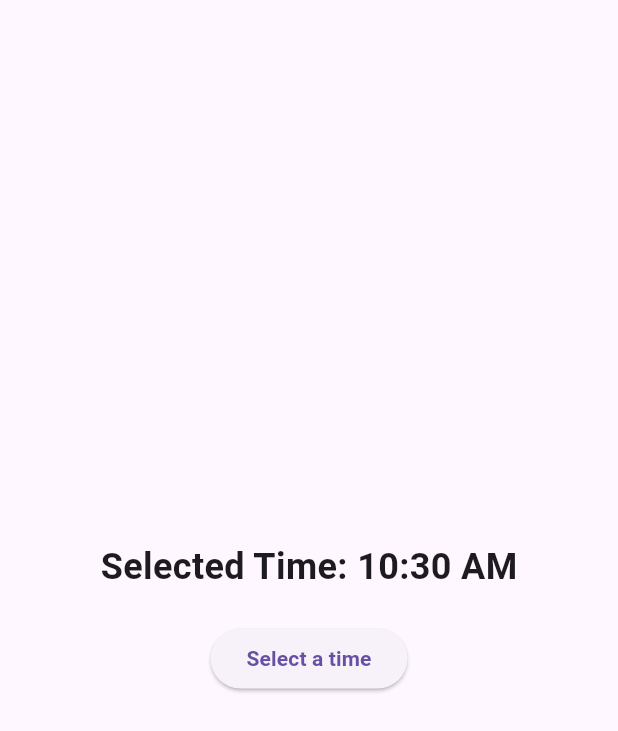
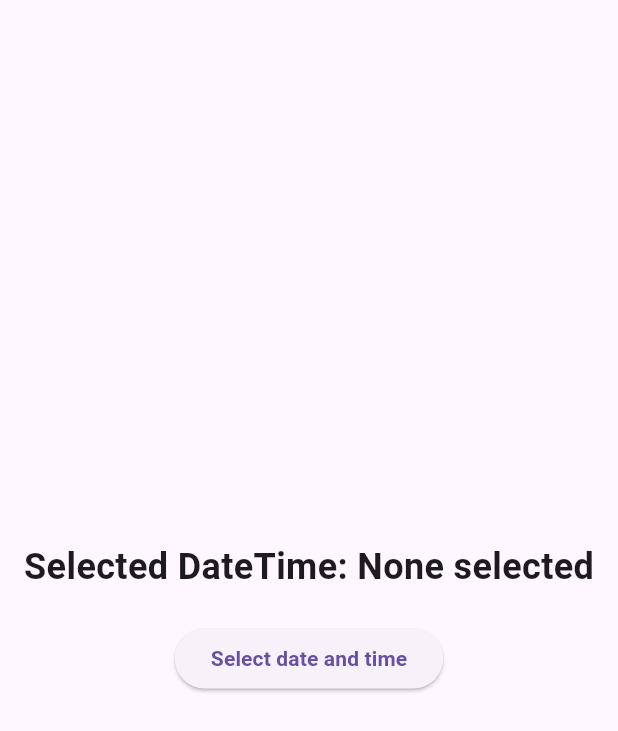
Before and after one commit to HosenShahadath/Flutter-complete-guide-course-documentation, a Flutter app: the screen it shows after launch, on a phone screen of 412 x 824 dp. Shown: the top 731 px of the screen. Run offline on Flutter 3.47's test engine with Material 3 defaults, Android fonts, the phone set to English and light mode, and no system bars; our stand-ins replace cached_network_image, google_fonts.

Commit message:
timedate

```diff
--- a/lib/myapp.dart
+++ b/lib/myapp.dart
@@ -1,5 +1,5 @@
 import 'package:flutter/material.dart';
-import 'package:flutter_framework_practice/section%206/datetime/select%20time.dart';
+import 'package:flutter_framework_practice/section%206/datetime/timedate.dart';
 
 class MyApp extends StatelessWidget {
   const MyApp({super.key});
@@ -8,7 +8,7 @@ class MyApp extends StatelessWidget {
   Widget build(BuildContext context) {
     return MaterialApp(
       debugShowCheckedModeBanner: false,
-      home: SelectTimeApp(),
+      home: TimeDateApp(),
     );
   }
 }
--- /dev/null
+++ b/lib/section 6/datetime/timedate.dart
@@ -0,0 +1,63 @@
+import 'package:flutter/material.dart';
+
+class TimeDateApp extends StatefulWidget {
+  const TimeDateApp({super.key});
+
+  @override
+  State<TimeDateApp> createState() => _TimeDateAppState();
+}
+
+class _TimeDateAppState extends State<TimeDateApp> {
+  DateTime? selectedDateTime;
+
+  // Method to invoke the combined DatePicker and TimePicker and update the selectedDateTime
+  Future<void> _selectedDateTime(BuildContext context) async {
+    final DateTime? pickedDate = await showDatePicker(
+      context: context,
+      initialDate: DateTime.now(),
+      firstDate: DateTime(1900),
+      lastDate: DateTime.now(),
+    );
+
+    if (pickedDate != null) {
+      final TimeOfDay? pickedTime = await showTimePicker(
+        context: context,
+        initialTime: TimeOfDay.now(),
+      );
+
+      if (pickedTime != null) {
+        setState(() {
+          selectedDateTime = DateTime(
+            pickedDate.year,
+            pickedDate.month,
+            pickedDate.day,
+            pickedTime.hour,
+            pickedTime.minute,
+          );
+        });
+      }
+    }
+  }
+
+  @override
+  Widget build(BuildContext context) {
+    return Scaffold(
+      body: Center(
+        child: Column(
+          mainAxisSize: MainAxisSize.min,
+          children: [
+            Text(
+              "Selected DateTime: ${selectedDateTime != null ? '${selectedDateTime!.toLocal()}' : 'None selected'}",
+              style: TextStyle(fontSize: 24),
+            ),
+            const SizedBox(height: 20),
+            ElevatedButton(
+              onPressed: () => _selectedDateTime(context),
+              child: const Text('Select date and time'),
+            ),
+          ],
+        ),
+      ),
+    );
+  }
+}
```
